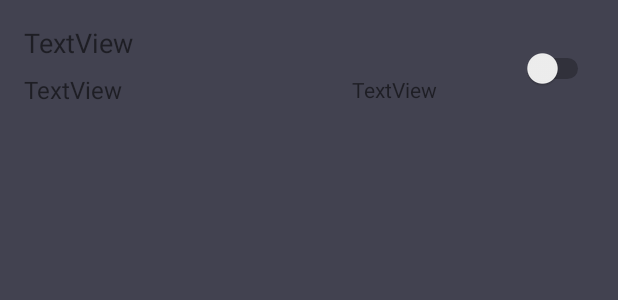
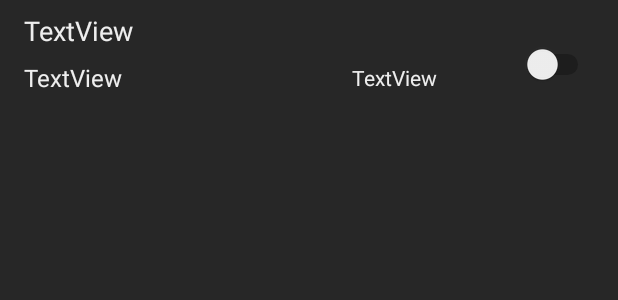
Before and after one commit to plzn/ProjectDVA232, an Android app: the layout alarm_layout.xml on its own in the app's theme, with its tools: preview values and no code run, on a phone screen of 412 x 824 dp. Shown: the top 300 px of the screen. Run offline under Robolectric (Android 15) with nearby library versions, the phone set to English and light mode, and no system bars.

Commit message:
fix colors and stuff

```diff
--- a/app/src/main/java/com/example/pelle/projectdva232/AlarmListAdapter.kt
+++ b/app/src/main/java/com/example/pelle/projectdva232/AlarmListAdapter.kt
@@ -1,6 +1,10 @@
 package com.example.pelle.projectdva232
 
 import android.annotation.SuppressLint
+import android.content.Context
+import android.preference.PreferenceManager
+import android.support.v4.content.ContextCompat
+import android.support.v7.widget.DividerItemDecoration
 import android.support.v7.widget.RecyclerView
 import android.view.LayoutInflater
 import android.view.View
@@ -13,10 +17,16 @@ import java.util.*
 @Suppress("DEPRECATION")
 class AlarmListAdapter(private var model: List<AlarmModel>) : RecyclerView.Adapter<AlarmListAdapter.ViewHolder>() {
 
+    private var dark_mode = true
+    private lateinit var context: Context
+
     override fun onCreateViewHolder(parent: ViewGroup, viewType: Int): ViewHolder {
         val context = parent.context
         val inflater = LayoutInflater.from(context)
         val itemView = inflater.inflate(R.layout.alarm_layout, parent, false)
+
+        dark_mode = PreferenceManager.getDefaultSharedPreferences(context).getBoolean("DARK_MODE", true)
+        this.context = context
 
         return ViewHolder(itemView)
     }
@@ -49,6 +59,11 @@ class AlarmListAdapter(private var model: List<AlarmModel>) : RecyclerView.Adapt
         viewHolder.switch.isActivated = alarmModel.isIsActive
 
         viewHolder.listView.text = alarmModel.list
+
+        if (dark_mode)
+            viewHolder.divider.setBackgroundColor(ContextCompat.getColor(context, R.color.dividerColorDark))
+        else
+            viewHolder.divider.setBackgroundColor(ContextCompat.getColor(context, R.color.dividerColorLight))
     }
 
     inner class ViewHolder(itemView: View) : RecyclerView.ViewHolder(itemView) {
@@ -56,5 +71,6 @@ class AlarmListAdapter(private var model: List<AlarmModel>) : RecyclerView.Adapt
         var switch = itemView.findViewById<Switch>(R.id.alarmActiveSwitch)
         var listView = itemView.findViewById<TextView>(R.id.listTextView)
         var timeInterval = itemView.findViewById<TextView>(R.id.timeInterval)
+        var divider = itemView.findViewById<View>(R.id.divider)
     }
 }
--- a/app/src/main/res/layout/alarm_layout.xml
+++ b/app/src/main/res/layout/alarm_layout.xml
@@ -1,15 +1,21 @@
 <?xml version="1.0" encoding="utf-8"?>
 <android.support.constraint.ConstraintLayout xmlns:android="http://schemas.android.com/apk/res/android"
-                                             xmlns:app="http://schemas.android.com/apk/res-auto" xmlns:tools="http://schemas.android.com/tools" android:layout_width="match_parent"
-              android:layout_height="wrap_content" android:layout_marginBottom="16dp" android:orientation="vertical">
+                                             xmlns:app="http://schemas.android.com/apk/res-auto"
+                                             xmlns:tools="http://schemas.android.com/tools"
+                                             android:layout_width="match_parent"
+                                             android:layout_height="wrap_content"
+                                             android:orientation="vertical">
 
     <TextView
             android:text="TextView"
             android:layout_width="wrap_content"
             android:layout_height="wrap_content"
-            android:id="@+id/timeInterval" app:layout_constraintStart_toStartOf="parent" android:layout_marginLeft="16dp"
+            android:id="@+id/timeInterval" app:layout_constraintStart_toStartOf="parent"
+            android:layout_marginLeft="16dp"
             android:layout_marginStart="16dp"
-            android:textSize="18sp" android:layout_marginTop="16dp" app:layout_constraintTop_toTopOf="parent"/>
+            android:textSize="18sp" android:layout_marginTop="8dp" app:layout_constraintTop_toTopOf="parent"
+            android:layout_marginEnd="8dp" app:layout_constraintEnd_toEndOf="parent" android:layout_marginRight="8dp"
+            app:layout_constraintHorizontal_bias="0.0"/>
     <TextView
             android:text="TextView"
             android:layout_width="wrap_content"
@@ -21,11 +27,13 @@
     <Switch
             android:layout_width="wrap_content"
             android:layout_height="wrap_content"
-            android:id="@+id/alarmActiveSwitch" app:layout_constraintEnd_toEndOf="parent" android:layout_marginEnd="16dp"
+            android:id="@+id/alarmActiveSwitch" app:layout_constraintEnd_toEndOf="parent"
+            android:layout_marginEnd="16dp"
             android:layout_marginRight="16dp"
-            android:layout_marginTop="32dp" app:layout_constraintTop_toTopOf="parent"
+            android:layout_marginTop="16dp" app:layout_constraintTop_toTopOf="@+id/timeInterval"
             app:layout_constraintStart_toEndOf="@+id/timeInterval" android:layout_marginLeft="8dp"
-            android:layout_marginStart="8dp" app:layout_constraintHorizontal_bias="1.0"/>
+            android:layout_marginStart="8dp" app:layout_constraintHorizontal_bias="1.0"
+            android:layout_marginBottom="16dp" app:layout_constraintBottom_toTopOf="@+id/divider"/>
     <TextView
             android:text="TextView"
             android:layout_width="wrap_content"
@@ -37,4 +45,13 @@
             android:layout_marginRight="8dp" app:layout_constraintStart_toEndOf="@+id/daysArrayTextView"
             android:layout_marginLeft="8dp" android:layout_marginStart="8dp"
             app:layout_constraintHorizontal_bias="0.75"/>
+    <View
+            android:id="@+id/divider"
+            android:layout_width="0dp"
+            android:layout_height="1dp"
+            app:layout_constraintTop_toBottomOf="@+id/listTextView" app:layout_constraintStart_toStartOf="parent"
+            android:layout_marginLeft="16dp" android:layout_marginStart="16dp"
+            app:layout_constraintEnd_toEndOf="parent" android:layout_marginEnd="16dp"
+            android:layout_marginRight="16dp" android:layout_marginBottom="16dp"
+            app:layout_constraintBottom_toBottomOf="parent" android:layout_marginTop="16dp"/>
 </android.support.constraint.ConstraintLayout>
--- a/app/src/main/res/values/colors.xml
+++ b/app/src/main/res/values/colors.xml
@@ -7,10 +7,15 @@
     <color name="colorPrimaryLight">#FFFFFF</color>
     <color name="colorPrimaryLightDark">#EEEEEE</color>
     <color name="colorAccentLight">#94c0ad</color>
+    <color name="textColorLight">#FF272727</color>
+    <color name="dividerColorLight">#50000000</color>
 
     <!-- Dark Theme Colors -->
-    <color name="darkBackground">#424250</color>
+    <!--<color name="darkBackground">#424250</color>-->
+    <color name="darkBackground">#FF272727</color>
     <color name="colorPrimaryDark">#344955</color>
     <color name="colorPrimaryDarkDark">#232F34</color>
     <color name="colorAccentDark">#F9AA33</color>
+    <color name="textColorDark">#FFEEEEEE</color>
+    <color name="dividerColorDark">#50FFFFFF</color>
 </resources>
--- a/app/src/main/res/values/styles.xml
+++ b/app/src/main/res/values/styles.xml
@@ -8,6 +8,7 @@
         <item name="colorAccent">@color/colorAccentLight</item>
         <item name="android:windowLightStatusBar">true</item>
         <item name="actionBarTheme">@style/AppThemeLight.ActionBar</item>
+        <item name="android:textColor">@color/textColorLight</item>
     </style>
 
 
@@ -23,6 +24,7 @@
         <item name="colorAccent">@color/colorAccentDark</item>
         <item name="android:windowBackground">@color/darkBackground</item>
         <item name="android:windowLightStatusBar">false</item>
+        <item name="android:textColor">@color/textColorDark</item>
     </style>
 
     <style name="AppThemeLight.NoActionBar">
```
Also changed, not shown: 27 other files.
